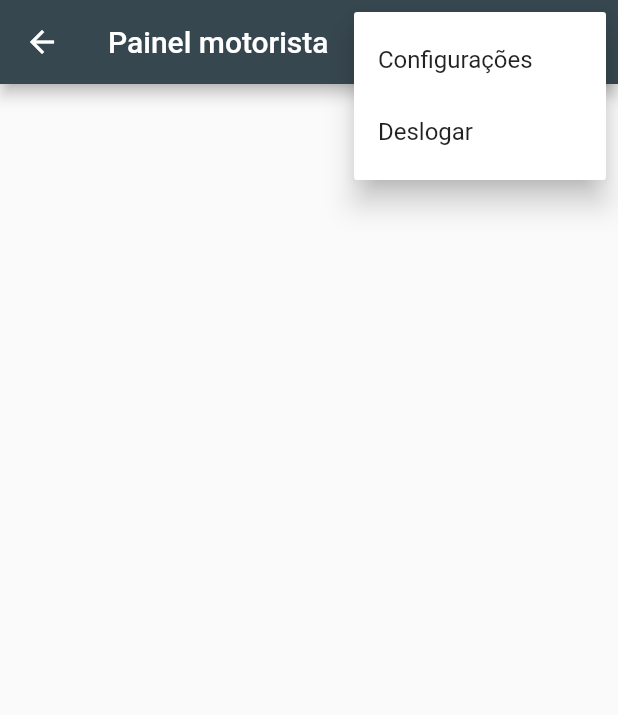
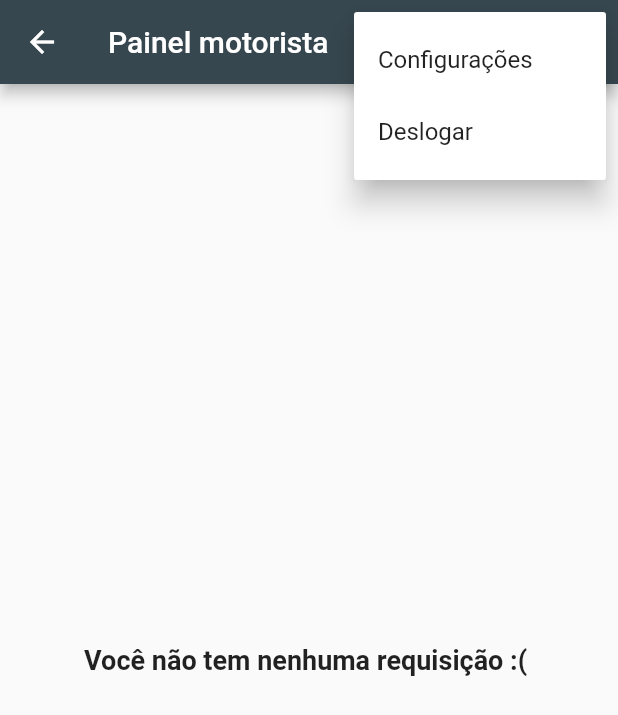
Before and after one commit to WilliamJonathan/uber_clone, a Flutter app: the PainelMotorista screen opened by its route, after a tap on the "more vert" icon, on a phone screen of 412 x 824 dp. Shown: the top 715 px of the screen. Run offline on Flutter 3.47's test engine with Material 2 defaults, Android fonts, the phone set to English and light mode, and no system bars; our stand-ins replace cloud_firestore, firebase_auth, geolocator, google_maps_flutter; missing offline and left inert: dart:ffi; accounts and stored records are empty.

Commit message:
Jonathan William

```diff
--- a/lib/telas/PainelMotorista.dart
+++ b/lib/telas/PainelMotorista.dart
@@ -1,5 +1,8 @@
+import 'dart:async';
+import 'package:cloud_firestore/cloud_firestore.dart';
 import 'package:flutter/material.dart';
 import 'package:firebase_auth/firebase_auth.dart';
+import 'package:uber/util/StatusRequisicao.dart';
 
 class PainelMotorista extends StatefulWidget {
   @override
@@ -11,6 +14,9 @@ class _PainelMotoristaState extends State<PainelMotorista> {
   List<String> itensMenu = [
     "Configurações", "Deslogar"
   ];
+
+  final _controller = StreamController<QuerySnapshot>.broadcast();
+  Firestore db = Firestore.instance;
 
   _deslogarUsuario() async {
 
@@ -34,8 +40,50 @@ class _PainelMotoristaState extends State<PainelMotorista> {
 
   }
 
+  Stream<QuerySnapshot> _adicionaListenerRequisicoes(){
+
+    final stream =  db.collection("requisicoes")
+        .where("status", isEqualTo: StatusRequisicao.AGUARDANDO)
+        .snapshots();
+
+    stream.listen((dados){
+      _controller.add(dados);
+    });
+
+  }
+
+  @override
+  void initState() {
+    // TODO: implement initState
+    super.initState();
+
+    //adiciona listener para recuperar requisições
+    _adicionaListenerRequisicoes();
+
+  }
+
   @override
   Widget build(BuildContext context) {
+
+    var mensagemCarregando = Center(
+      child: Column(
+        children: <Widget>[
+          Text("Carregando requisições..."),
+          CircularProgressIndicator()
+        ],
+      ),
+    );
+
+    var mensagemNaoTemDados = Center(
+      child: Text(
+        "Você não tem nenhuma requisição :( ",
+        style: TextStyle(
+          fontSize: 18,
+          fontWeight: FontWeight.bold
+        )
+      ),
+    );
+
     return Scaffold(
       appBar: AppBar(
         title: Text("Painel motorista"),
@@ -55,7 +103,58 @@ class _PainelMotoristaState extends State<PainelMotorista> {
           )
         ],
       ),
-      body: Container(),
+      body: StreamBuilder<QuerySnapshot>(
+        stream: _controller.stream,
+        builder: (context, snapshot){
+          switch(snapshot.connectionState){
+            case ConnectionState.none:
+            case ConnectionState.waiting:
+              return mensagemCarregando;
+              break;
+            case ConnectionState.active:
+            case ConnectionState.done:
+
+              if(snapshot.hasError){
+                return Text("Erro ao carregar os dados!");
+              }else{
+
+                QuerySnapshot querySnapshot = snapshot.data;
+                if(querySnapshot.documents.length == 0){
+                  return mensagemNaoTemDados;
+                }else{
+
+                  return ListView.separated(
+                      itemCount: querySnapshot.documents.length,
+                      separatorBuilder: (context, indice) => Divider(
+                        height: 2,
+                        color: Colors.grey,
+                      ),
+                      itemBuilder: (context, indice){
+
+                        List<DocumentSnapshot> requisicoes = querySnapshot.documents.toList();
+                        DocumentSnapshot item = requisicoes[indice];
+
+                        String idRequisicao = item["id"];
+                        String nomePassageiro = item["passageiro"]["nome"];
+                        String rua = item["destino"]["rua"];
+                        String numero = item["destino"]["numero"];
+
+                        return ListTile(
+                          title: Text(nomePassageiro),
+                          subtitle: Text("destino: $rua, $numero"),
+                        );
+
+                      }
+                  );
+
+                }
+
+              }
+
+              break;
+          }
+        },
+      ),
     );
   }
 }
```
